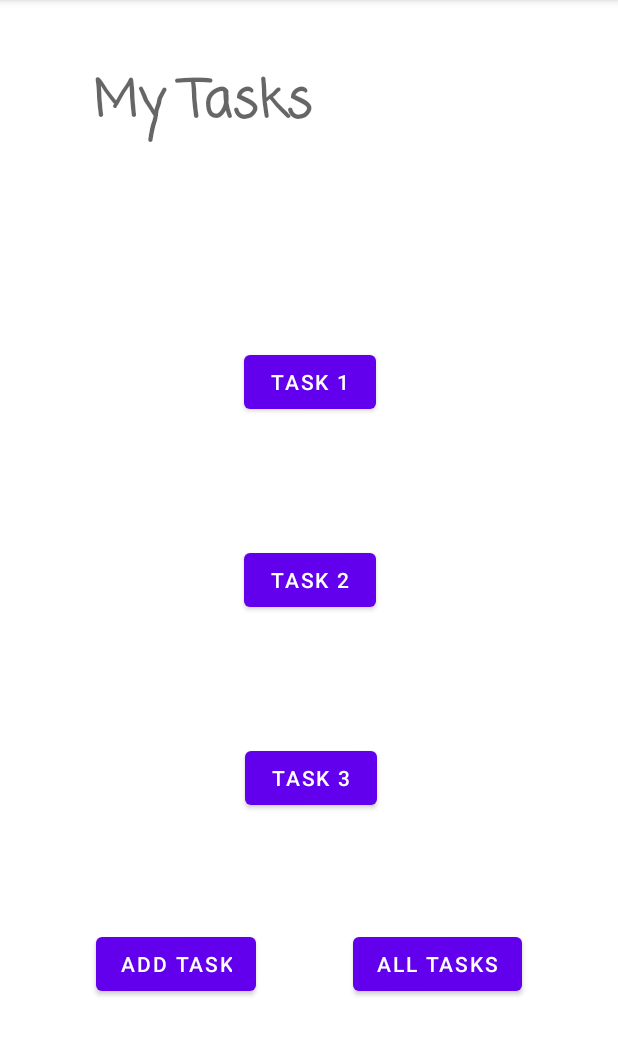
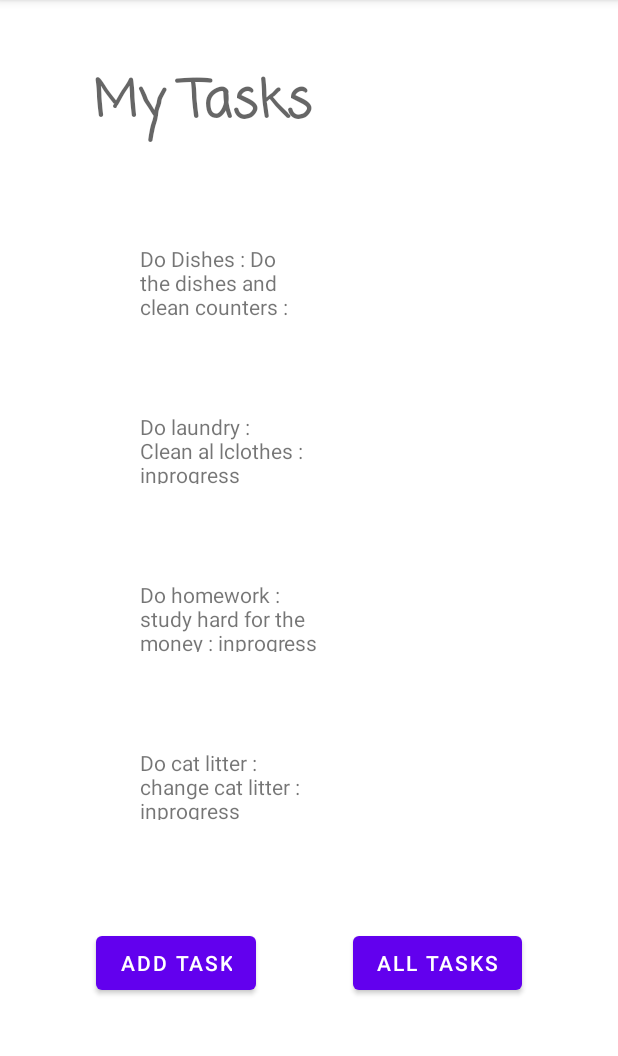
Before and after one commit to GarhettM/taskManager, an Android app: the screen it shows after launch (MainActivity), on a phone screen of 412 x 824 dp, the part 84-1140 px from its top. Run offline under Robolectric (Android 15) with nearby library versions, the phone set to English and light mode, and no system bars.

Commit message:
still unfinished need to work out amplify

```diff
--- a/app/build.gradle
+++ b/app/build.gradle
@@ -35,6 +35,7 @@ dependencies {
     implementation 'androidx.constraintlayout:constraintlayout:2.0.2'
     implementation 'androidx.navigation:navigation-fragment:2.3.1'
     implementation 'androidx.navigation:navigation-ui:2.3.1'
+    implementation 'androidx.legacy:legacy-support-v4:1.0.0'
     testImplementation 'junit:junit:4.13.1'
     androidTestImplementation 'androidx.test.ext:junit:1.1.2'
     androidTestImplementation 'androidx.test.espresso:espresso-core:3.3.0'
--- a/app/src/main/java/com/example/taskmanager/MainActivity.java
+++ b/app/src/main/java/com/example/taskmanager/MainActivity.java
@@ -1,6 +1,8 @@
 package com.example.taskmanager;
 
 import androidx.appcompat.app.AppCompatActivity;
+import androidx.recyclerview.widget.LinearLayoutManager;
+import androidx.recyclerview.widget.RecyclerView;
 
 import android.content.Intent;
 import android.os.Build;
@@ -9,7 +11,10 @@ import android.view.View;
 import android.widget.Button;
 import android.widget.EditText;
 
+import java.util.ArrayList;
+
 public class MainActivity extends AppCompatActivity {
+    ArrayList<Task> tasks = new ArrayList<>();
 
     @Override
     protected void onCreate(Bundle savedInstanceState) {
@@ -31,30 +36,37 @@ public class MainActivity extends AppCompatActivity {
 //                notificationManager.createNotificationChannel(channel);
 //            }
 //        }
+        setTheTask();
+        System.out.println(tasks.toString());
+        RecyclerView rView = findViewById(R.id.recyclerView);
+        rView.setLayoutManager(new LinearLayoutManager(getApplicationContext()));
+        rView.setAdapter(new TaskViewAdapter(tasks));
 
-        Button taskOne = MainActivity.this.findViewById(R.id.taskOne);
-        taskOne.setOnClickListener(v -> {
-            Intent i = new Intent(MainActivity.this, TaskDetailPage.class);
-            String taskName = taskOne.getText().toString();
-            i.putExtra("task", taskName);
-            startActivity(i);
-        });
 
-        Button taskTwo = MainActivity.this.findViewById(R.id.taskTwo);
-        taskTwo.setOnClickListener(v -> {
-            Intent i = new Intent(MainActivity.this, TaskDetailPage.class);
-            String taskName = taskTwo.getText().toString();
-            i.putExtra("task", taskName);
-            startActivity(i);
-        });
 
-        Button taskThree = MainActivity.this.findViewById(R.id.taskThree);
-        taskThree.setOnClickListener(v -> {
-            Intent i = new Intent(MainActivity.this, TaskDetailPage.class);
-            String taskName = taskThree.getText().toString();
-            i.putExtra("task", taskName);
-            startActivity(i);
-        });
+//        Button taskOne = MainActivity.this.findViewById(R.id.taskOne);
+//        taskOne.setOnClickListener(v -> {
+//            Intent i = new Intent(MainActivity.this, TaskDetailPage.class);
+//            String taskName = taskOne.getText().toString();
+//            i.putExtra("task", taskName);
+//            startActivity(i);
+//        });
+//
+//        Button taskTwo = MainActivity.this.findViewById(R.id.taskTwo);
+//        taskTwo.setOnClickListener(v -> {
+//            Intent i = new Intent(MainActivity.this, TaskDetailPage.class);
+//            String taskName = taskTwo.getText().toString();
+//            i.putExtra("task", taskName);
+//            startActivity(i);
+//        });
+//
+//        Button taskThree = MainActivity.this.findViewById(R.id.taskThree);
+//        taskThree.setOnClickListener(v -> {
+//            Intent i = new Intent(MainActivity.this, TaskDetailPage.class);
+//            String taskName = taskThree.getText().toString();
+//            i.putExtra("task", taskName);
+//            startActivity(i);
+//        });
 
         Button addTaskButton = MainActivity.this.findViewById(R.id.addTaskButton);
         addTaskButton.setOnClickListener(v -> {
@@ -68,4 +80,12 @@ public class MainActivity extends AppCompatActivity {
             startActivity(i);
         });
     }
+
+    public void setTheTask() {
+        tasks.add(new Task("Do Dishes", "Do the dishes and clean counters", "inprogress"));
+        tasks.add(new Task("Do laundry", "Clean al lclothes", "inprogress"));
+        tasks.add(new Task("Do homework", "study hard for the money", "inprogress"));
+        tasks.add(new Task("Do cat litter", "change cat litter", "inprogress"));
+        tasks.add(new Task("Do chores", "Do everything else", "inprogress"));
+    }
 }
--- /dev/null
+++ b/app/src/main/java/com/example/taskmanager/Task.java
@@ -0,0 +1,14 @@
+package com.example.taskmanager;
+
+public class Task {
+
+    String taskName;
+    String taskDesc;
+    String taskProgress;
+
+    public Task(String taskName, String taskDesc, String taskProgress) {
+        this.taskName = taskName;
+        this.taskDesc = taskDesc;
+        this.taskProgress = taskProgress;
+    }
+}
--- /dev/null
+++ b/app/src/main/java/com/example/taskmanager/TaskFragment.java
@@ -0,0 +1,64 @@
+package com.example.taskmanager;
+
+import android.os.Bundle;
+
+import androidx.fragment.app.Fragment;
+
+import android.view.LayoutInflater;
+import android.view.View;
+import android.view.ViewGroup;
+
+/**
+ * A simple {@link Fragment} subclass.
+ * Use the {@link TaskFragment#newInstance} factory method to
+ * create an instance of this fragment.
+ */
+public class TaskFragment extends Fragment {
+
+    // TODO: Rename parameter arguments, choose names that match
+    // the fragment initialization parameters, e.g. ARG_ITEM_NUMBER
+    private static final String ARG_PARAM1 = "param1";
+    private static final String ARG_PARAM2 = "param2";
+
+    // TODO: Rename and change types of parameters
+    private String mParam1;
+    private String mParam2;
+
+    public TaskFragment() {
+        // Required empty public constructor
+    }
+
+    /**
+     * Use this factory method to create a new instance of
+     * this fragment using the provided parameters.
+     *
+     * @param param1 Parameter 1.
+     * @param param2 Parameter 2.
+     * @return A new instance of fragment TaskFragment.
+     */
+    // TODO: Rename and change types and number of parameters
+    public static TaskFragment newInstance(String param1, String param2) {
+        TaskFragment fragment = new TaskFragment();
+        Bundle args = new Bundle();
+        args.putString(ARG_PARAM1, param1);
+        args.putString(ARG_PARAM2, param2);
+        fragment.setArguments(args);
+        return fragment;
+    }
+
+    @Override
+    public void onCreate(Bundle savedInstanceState) {
+        super.onCreate(savedInstanceState);
+        if (getArguments() != null) {
+            mParam1 = getArguments().getString(ARG_PARAM1);
+            mParam2 = getArguments().getString(ARG_PARAM2);
+        }
+    }
+
+    @Override
+    public View onCreateView(LayoutInflater inflater, ViewGroup container,
+                             Bundle savedInstanceState) {
+        // Inflate the layout for this fragment
+        return inflater.inflate(R.layout.fragment_task, container, false);
+    }
+}
--- /dev/null
+++ b/app/src/main/java/com/example/taskmanager/TaskViewAdapter.java
@@ -0,0 +1,54 @@
+package com.example.taskmanager;
+
+
+import android.annotation.SuppressLint;
+import android.view.LayoutInflater;
+import android.view.View;
+import android.view.ViewGroup;
+import android.widget.TextView;
+
+import androidx.annotation.NonNull;
+import androidx.recyclerview.widget.RecyclerView;
+
+import java.util.ArrayList;
+
+public class TaskViewAdapter extends RecyclerView.Adapter<TaskViewAdapter.TaskViewHolder> {
+    ArrayList<Task> tasks;
+    public TaskViewAdapter(ArrayList<Task> tasks) {
+        this.tasks = tasks;
+    }
+    @NonNull
+    @Override
+    public TaskViewHolder onCreateViewHolder(@NonNull ViewGroup parent, int viewType) {
+
+        View view = LayoutInflater.from(parent.getContext())
+                .inflate(R.layout.fragment_task, parent, false);
+
+        return new TaskViewHolder(view);
+    }
+
+    @SuppressLint("SetTextI18n")
+    @Override
+    public void onBindViewHolder(@NonNull TaskViewHolder holder, int position) {
+        holder.task = tasks.get(position);
+        // Why is holder.fragment not working below
+        ((TextView) holder.fragment.findViewById(R.id.taskName))
+        .setText(holder.task.taskName + " : " + holder.task.taskDesc + " : " + holder.task.taskProgress);
+
+    }
+
+    @Override
+    public int getItemCount() {
+        return tasks.size();
+    }
+
+    public static class TaskViewHolder extends RecyclerView.ViewHolder {
+        Task task;
+        View fragment;
+
+        public TaskViewHolder(@NonNull View itemView) {
+            super(itemView);
+            this.fragment = itemView;
+        }
+    }
+}
--- a/app/src/main/res/layout/activity_main.xml
+++ b/app/src/main/res/layout/activity_main.xml
@@ -28,54 +28,31 @@
         android:id="@+id/alltasksButton"
         android:layout_width="wrap_content"
         android:layout_height="wrap_content"
-        android:layout_marginTop="76dp"
+        android:layout_marginTop="56dp"
         android:text="All Tasks"
         app:layout_constraintEnd_toEndOf="parent"
         app:layout_constraintHorizontal_bias="0.5"
         app:layout_constraintStart_toEndOf="@+id/addTaskButton"
-        app:layout_constraintTop_toBottomOf="@+id/taskThree" />
+        app:layout_constraintTop_toBottomOf="@+id/recyclerView" />
 
     <Button
         android:id="@+id/addTaskButton"
         android:layout_width="wrap_content"
         android:layout_height="wrap_content"
-        android:layout_marginTop="76dp"
+        android:layout_marginTop="56dp"
         android:text="Add Task"
         app:layout_constraintEnd_toStartOf="@+id/alltasksButton"
         app:layout_constraintStart_toStartOf="parent"
-        app:layout_constraintTop_toBottomOf="@+id/taskThree" />
+        app:layout_constraintTop_toBottomOf="@+id/recyclerView" />
 
-    <Button
-        android:id="@+id/taskOne"
-        android:layout_width="wrap_content"
-        android:layout_height="wrap_content"
-        android:layout_marginTop="136dp"
-        android:text="Task 1"
+    <androidx.recyclerview.widget.RecyclerView
+        android:id="@+id/recyclerView"
+        android:layout_width="258dp"
+        android:layout_height="431dp"
+        android:layout_marginTop="36dp"
         app:layout_constraintEnd_toEndOf="parent"
-        app:layout_constraintHorizontal_bias="0.503"
+        app:layout_constraintHorizontal_bias="0.5"
         app:layout_constraintStart_toStartOf="parent"
         app:layout_constraintTop_toBottomOf="@+id/myTasksView" />
 
-    <Button
-        android:id="@+id/taskTwo"
-        android:layout_width="wrap_content"
-        android:layout_height="wrap_content"
-        android:layout_marginTop="84dp"
-        android:text="Task 2"
-        app:layout_constraintEnd_toEndOf="parent"
-        app:layout_constraintHorizontal_bias="0.503"
-        app:layout_constraintStart_toStartOf="parent"
-        app:layout_constraintTop_toBottomOf="@+id/taskOne" />
-
-    <Button
-        android:id="@+id/taskThree"
-        android:layout_width="wrap_content"
-        android:layout_height="wrap_content"
-        android:layout_marginTop="84dp"
-        android:text="Task 3"
-        app:layout_constraintEnd_toEndOf="parent"
-        app:layout_constraintHorizontal_bias="0.504"
-        app:layout_constraintStart_toStartOf="parent"
-        app:layout_constraintTop_toBottomOf="@+id/taskTwo" />
-
 </androidx.constraintlayout.widget.ConstraintLayout>
--- /dev/null
+++ b/app/src/main/res/layout/fragment_task.xml
@@ -0,0 +1,29 @@
+<?xml version="1.0" encoding="utf-8"?>
+<androidx.constraintlayout.widget.ConstraintLayout xmlns:android="http://schemas.android.com/apk/res/android"
+    xmlns:app="http://schemas.android.com/apk/res-auto"
+    xmlns:tools="http://schemas.android.com/tools"
+    android:id="@+id/frameLayout"
+    android:layout_width="wrap_content"
+    android:layout_height="wrap_content"
+    tools:context=".TaskFragment">
+
+    <!-- TODO: Update blank fragment layout -->
+
+    <TextView
+        android:id="@+id/taskName"
+        android:layout_width="126dp"
+        android:layout_height="48dp"
+        android:layout_marginStart="16dp"
+        android:layout_marginLeft="16dp"
+        android:layout_marginTop="32dp"
+        android:layout_marginEnd="16dp"
+        android:layout_marginRight="16dp"
+        android:layout_marginBottom="32dp"
+        android:text="Defautl Text"
+        app:layout_constraintBottom_toBottomOf="parent"
+        app:layout_constraintEnd_toEndOf="parent"
+        app:layout_constraintHorizontal_bias="0.496"
+        app:layout_constraintStart_toStartOf="parent"
+        app:layout_constraintTop_toTopOf="parent" />
+
+</androidx.constraintlayout.widget.ConstraintLayout>
--- a/app/src/main/res/values/strings.xml
+++ b/app/src/main/res/values/strings.xml
@@ -9,4 +9,6 @@
 
     <string name="hello_first_fragment">Hello first fragment</string>
     <string name="hello_second_fragment">Hello second fragment. Arg: %1$s</string>
+    <!-- TODO: Remove or change this placeholder text -->
+    <string name="hello_blank_fragment">Hello blank fragment</string>
 </resources>
```
